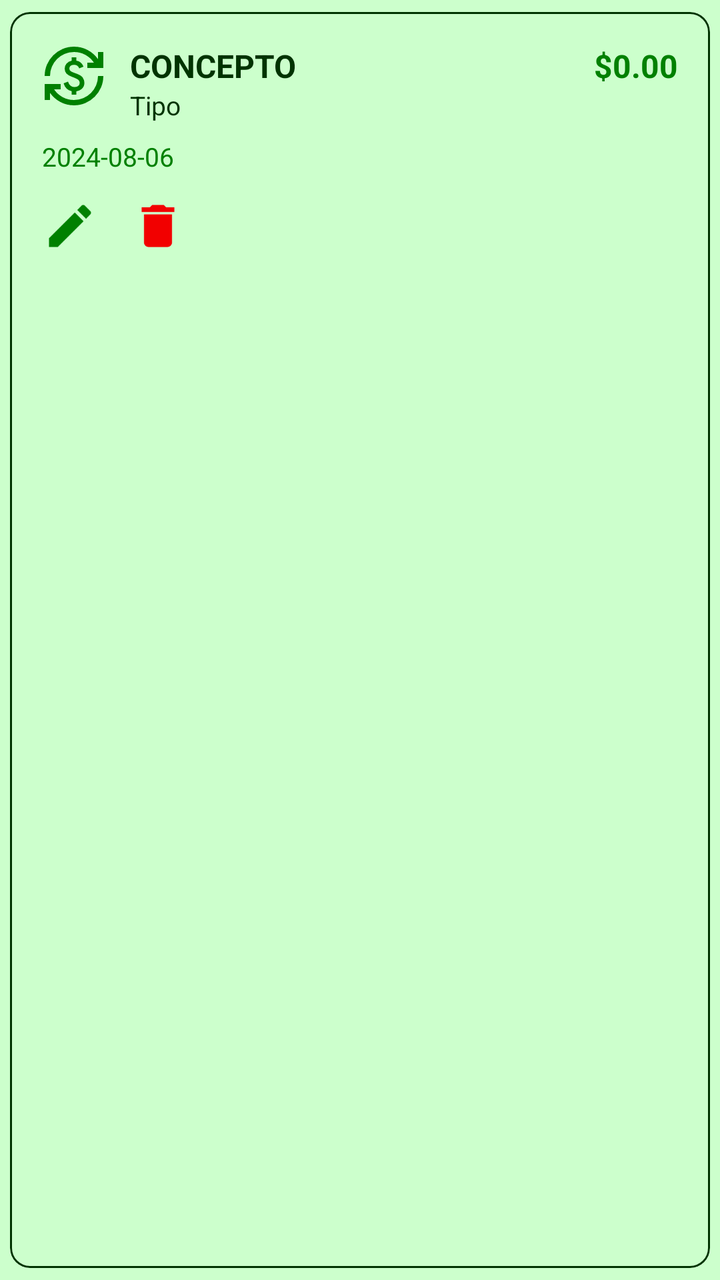
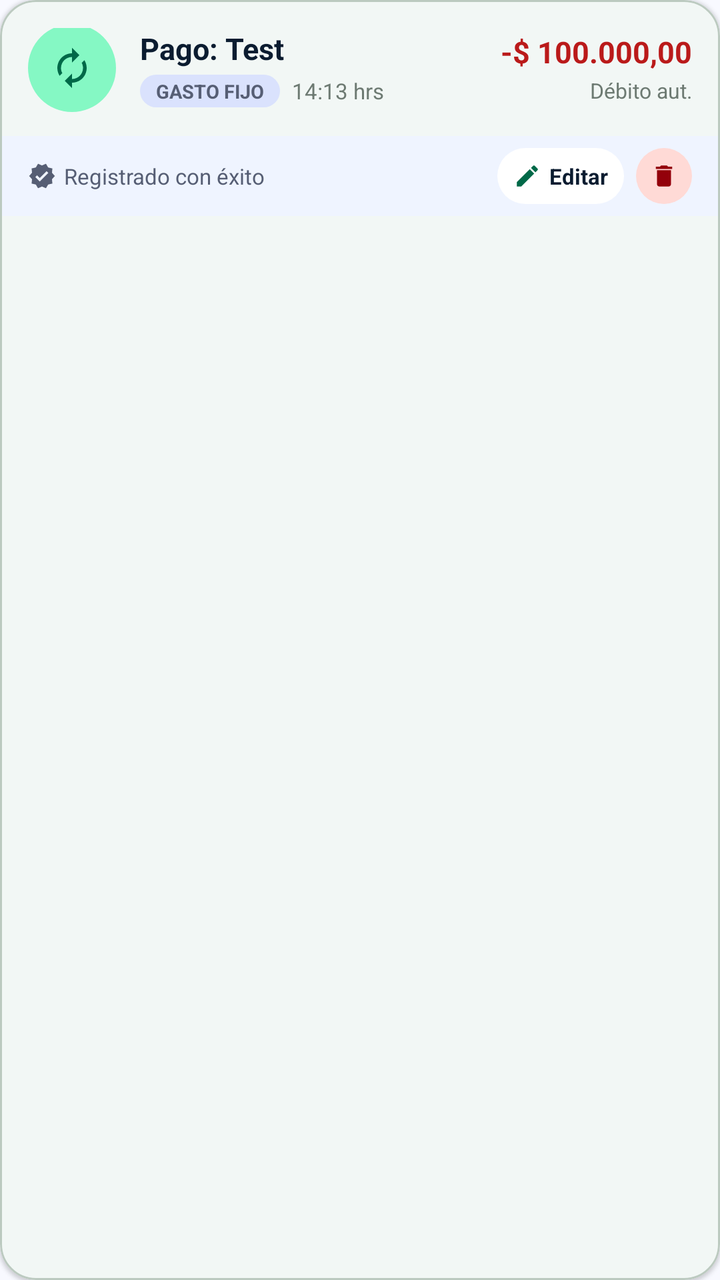

Compare the two renders of this Android layout. The source of the first and the diff that turns it into the second are given below.
<!-- AndroidManifest.xml: application theme Theme.MyLittleFinanControl -->
<!-- res/layout/item_movimiento.xml -->
<?xml version="1.0" encoding="utf-8"?>
<com.google.android.material.card.MaterialCardView
    xmlns:android="http://schemas.android.com/apk/res/android"
    android:layout_width="match_parent"
    android:layout_height="wrap_content"
    xmlns:app="http://schemas.android.com/apk/res-auto"
    app:cardCornerRadius="10dp"
    app:cardElevation="0dp"
    app:cardUseCompatPadding="true"
    app:cardBackgroundColor="?attr/colorSurfaceVariant"
    app:strokeWidth="1dp"
    app:strokeColor="?attr/colorOutline">

    <androidx.appcompat.widget.LinearLayoutCompat
        android:layout_width="match_parent"
        android:layout_height="wrap_content"
        android:orientation="vertical"
        android:padding="16dp">

        <RelativeLayout
            android:layout_width="match_parent"
            android:layout_height="wrap_content">

            <ImageView
                android:id="@+id/iv_icono_movimiento"
                android:layout_width="32dp"
                android:layout_height="32dp"
                android:src="@drawable/ic_movimientos"
                app:tint="?attr/colorPrimary" />

            <LinearLayout
                android:layout_width="wrap_content"
                android:layout_height="wrap_content"
                android:layout_toEndOf="@id/iv_icono_movimiento"
                android:layout_toStartOf="@+id/item_valor"
                android:layout_marginStart="12dp"
                android:orientation="vertical">

                <TextView
                    android:id="@+id/item_descripcion"
                    android:layout_width="wrap_content"
                    android:layout_height="wrap_content"
                    android:text="Concepto"
                    android:textAllCaps="true"
                    android:textSize="16sp"
                    android:textStyle="bold"
                    android:textColor="?attr/colorOnSurface" />

                <TextView
                    android:id="@+id/item_tipo"
                    android:layout_width="wrap_content"
                    android:layout_height="wrap_content"
                    android:text="Tipo"
                    android:textSize="13sp"
                    android:textColor="?attr/colorOnSurface" />

                <TextView
                    android:id="@+id/tv_etiqueta_fijo"
                    android:layout_width="wrap_content"
                    android:layout_height="wrap_content"
                    android:background="@drawable/rounded_corners_background"
                    android:backgroundTint="?attr/colorTertiary"
                    android:paddingHorizontal="6dp"
                    android:paddingVertical="1dp"
                    android:text="FIJO"
                    android:textColor="@android:color/white"
                    android:textSize="10sp"
                    android:textStyle="bold"
                    android:visibility="gone" />
            </LinearLayout>

            <TextView
                android:id="@+id/item_valor"
                android:layout_width="wrap_content"
                android:layout_height="wrap_content"
                android:layout_alignParentEnd="true"
                android:text="$0.00"
                android:textSize="16sp"
                android:textStyle="bold"
                android:textColor="?attr/colorPrimary" />
        </RelativeLayout>

        <TextView
            android:id="@+id/item_fecha"
            android:layout_width="match_parent"
            android:layout_height="wrap_content"
            android:layout_marginTop="8dp"
            android:text="2024-08-06"
            android:textSize="13sp"
            android:textColor="?attr/colorPrimary" />

        <LinearLayout
            android:layout_width="wrap_content"
            android:layout_height="wrap_content"
            android:layout_gravity="start"
            android:layout_marginTop="12dp"
            android:orientation="horizontal">

            <ImageView
                android:id="@+id/ivActualizar"
                android:layout_width="28dp"
                android:layout_height="28dp"
                android:layout_marginEnd="16dp"
                android:src="@drawable/ic_edit"
                app:tint="?attr/colorPrimary" />

            <ImageView
                android:id="@+id/ivEliminarMov"
                android:layout_width="28dp"
                android:layout_height="28dp"
                android:src="@drawable/ic_delete"
                app:tint="?attr/colorError" />
        </LinearLayout>

    </androidx.appcompat.widget.LinearLayoutCompat>

</com.google.android.material.card.MaterialCardView>
<!-- resources referenced by this layout -->
<resources>
  <!-- drawable ic_movimientos (drawable) -->
  <vector xmlns:android="http://schemas.android.com/apk/res/android" android:height="24dp" android:tint="#000000" android:viewportHeight="960" android:viewportWidth="960" android:width="24dp">
        
      <path android:fillColor="@android:color/white" android:pathData="M480,920Q368,920 274,869Q180,818 120,733L120,840L40,840L40,600L280,600L280,680L181,680Q229,752 307.5,796Q386,840 480,840Q555,840 620.5,811.5Q686,783 734.5,734.5Q783,686 811.5,620.5Q840,555 840,480L920,480Q920,571 885.5,651Q851,731 791,791Q731,851 651,885.5Q571,920 480,920ZM444,760L444,708Q397,697 367.5,667.5Q338,638 324,590L390,564Q402,605 427.5,625.5Q453,646 486,646Q519,646 542.5,630.5Q566,615 566,582Q566,553 541.5,535Q517,517 454,494Q395,473 367.5,444Q340,415 340,368Q340,327 368.5,293.5Q397,260 446,250L446,200L516,200L516,250Q552,253 581.5,279Q611,305 622,340L558,366Q550,343 532,327.5Q514,312 482,312Q447,312 428.5,327Q410,342 410,368Q410,394 433,409Q456,424 516,444Q588,470 612,505Q636,540 636,582Q636,611 626,633Q616,655 599.5,670.5Q583,686 561,695.5Q539,705 514,710L514,760L444,760ZM40,480Q40,389 74.5,309Q109,229 169,169Q229,109 309,74.5Q389,40 480,40Q592,40 686,91Q780,142 840,227L840,120L920,120L920,360L680,360L680,280L779,280Q731,208 652.5,164Q574,120 480,120Q405,120 339.5,148.5Q274,177 225.5,225.5Q177,274 148.5,339.5Q120,405 120,480L40,480Z"/>
      
  </vector>
  <!-- drawable rounded_corners_background (drawable) -->
  <?xml version="1.0" encoding="utf-8"?>
  <shape xmlns:android="http://schemas.android.com/apk/res/android"
      android:shape="rectangle">
      <solid android:color="#20F2F2F2"/>
      <corners android:radius="10dp" />
  </shape>
  <style name="Base.Theme.MyLittleFinanControl" parent="Theme.Material3.DayNight.NoActionBar">
  
          
          <item name="colorPrimary">@color/verde_oscuro</item>
          
          <item name="colorOnPrimary">@android:color/white</item>
  
          
          <item name="colorPrimaryContainer">@color/verde_claro</item>
          
          <item name="colorOnPrimaryContainer">@color/verde_negro</item>
  
          
          <item name="colorSecondary">@color/verde</item>
          
          <item name="colorOnSecondary">@color/verde_negro</item>
  
          
          <item name="colorSecondaryContainer">@color/verde_transparente</item>
          <item name="colorOnSecondaryContainer">@color/verde_negro</item>
  
          
          <item name="colorTertiary">@color/verde_blanco_transparente</item>
          <item name="colorOnTertiary">@color/verde_negro</item>
  
          
          <item name="colorOutline">@color/verde_negro</item>
  
          
          <item name="colorOnSurface">@color/verde_negro</item>
  
          
          
          <item name="android:windowBackground">@color/verde_claro</item>
          
          <item name="colorSurface">@color/verde_blanco_transparente</item>
  
          
          <item name="colorError">@color/rojo_alerta</item>
          <item name="colorOnError">@color/rojo_transparente</item>
  
          
          <item name="android:statusBarColor">@android:color/white</item>
          <item name="android:windowLightStatusBar">true</item>
  
          
          <item name="colorSurfaceVariant">@color/verde_transparente</item>
          <item name="colorOnSurfaceVariant">@color/verde_gris</item>
  
          
          <item name="popupMenuBackground">@android:color/white</item>
          <item name="android:popupBackground">@android:color/white</item>
  
          <item name="colorSurfaceContainer">@color/verde_claro</item>
          <item name="colorSurfaceContainerLow">@color/verde_claro</item>
          <item name="colorSurfaceContainerHigh">@color/verde_claro</item>
          <item name="colorSurfaceContainerHighest">@color/verde_claro</item>
      </style>
  <color name="verde_oscuro">#008000</color>
  <color name="verde_claro">#CCFFCC</color>
  <color name="verde_negro">#003300</color>
  <color name="verde">#00C292</color>
  <color name="verde_transparente">#5FCCFFCC</color>
  <color name="verde_blanco_transparente">#D3F6FFF6</color>
  <color name="rojo_alerta">#F20000</color>
  <color name="rojo_transparente">#7BF69F9F</color>
  <color name="verde_gris">#ED003300</color>
  <!-- unchanged entries left out for length: 3 -->
</resources>

<!-- the commit's change to res/layout/item_movimiento.xml (unified diff, before → after) -->
@@ -1,117 +1,218 @@
 <?xml version="1.0" encoding="utf-8"?>
-<com.google.android.material.card.MaterialCardView
-    xmlns:android="http://schemas.android.com/apk/res/android"
+<com.google.android.material.card.MaterialCardView xmlns:android="http://schemas.android.com/apk/res/android"
+    xmlns:app="http://schemas.android.com/apk/res-auto"
     android:layout_width="match_parent"
     android:layout_height="wrap_content"
-    xmlns:app="http://schemas.android.com/apk/res-auto"
-    app:cardCornerRadius="10dp"
-    app:cardElevation="0dp"
-    app:cardUseCompatPadding="true"
-    app:cardBackgroundColor="?attr/colorSurfaceVariant"
-    app:strokeWidth="1dp"
-    app:strokeColor="?attr/colorOutline">
-
-    <androidx.appcompat.widget.LinearLayoutCompat
+    android:layout_marginBottom="10dp"
+    app:cardBackgroundColor="@color/surface_card"
+    app:cardCornerRadius="18dp"
+    app:cardElevation="1dp"
+    app:strokeColor="@color/outline_variant"
+    app:strokeWidth="1dp">
+
+    <LinearLayout
         android:layout_width="match_parent"
         android:layout_height="wrap_content"
-        android:orientation="vertical"
-        android:padding="16dp">
-
+        android:orientation="vertical">
+
+        
         <RelativeLayout
             android:layout_width="match_parent"
-            android:layout_height="wrap_content">
-
-            <ImageView
-                android:id="@+id/iv_icono_movimiento"
-                android:layout_width="32dp"
-                android:layout_height="32dp"
-                android:src="@drawable/ic_movimientos"
-                app:tint="?attr/colorPrimary" />
-
-            <LinearLayout
+            android:layout_height="wrap_content"
+            android:paddingHorizontal="14dp"
+            android:paddingTop="14dp"
+            android:paddingBottom="10dp">
+
+            
+            <FrameLayout
+                android:id="@+id/fl_icono_container"
+                android:layout_width="44dp"
+                android:layout_height="44dp"
+                android:layout_alignParentStart="true"
+                android:layout_centerVertical="true"
+                android:background="@drawable/circle_primary_bg"
+                android:backgroundTint="@color/primary_fixed">
+
+                <ImageView
+                    android:id="@+id/iv_icono_movimiento"
+                    android:layout_width="22dp"
+                    android:layout_height="22dp"
+                    android:layout_gravity="center"
+                    android:src="@drawable/ic_autorenew"
+                    app:tint="@color/primary_emerald" />
+            </FrameLayout>
+
+            
+            <LinearLayout
+                android:layout_width="0dp"
+                android:layout_height="wrap_content"
+                android:layout_centerVertical="true"
+                android:layout_marginHorizontal="12dp"
+                android:layout_toEndOf="@id/fl_icono_container"
+                android:layout_toStartOf="@+id/ll_valor_container"
+                android:orientation="vertical">
+
+                <TextView
+                    android:id="@+id/item_descripcion"
+                    android:layout_width="wrap_content"
+                    android:layout_height="wrap_content"
+                    android:ellipsize="end"
+                    android:maxLines="1"
+                    android:text="Pago: Test"
+                    android:textColor="@color/text_primary"
+                    android:textSize="15sp"
+                    android:textStyle="bold" />
+
+                <LinearLayout
+                    android:layout_width="wrap_content"
+                    android:layout_height="wrap_content"
+                    android:layout_marginTop="3dp"
+                    android:gravity="center_vertical"
+                    android:orientation="horizontal">
+
+                    <TextView
+                        android:id="@+id/item_tipo"
+                        android:layout_width="wrap_content"
+                        android:layout_height="wrap_content"
+                        android:background="@drawable/badge_round_pill"
+                        android:backgroundTint="@color/secondary_container"
+                        android:paddingHorizontal="8dp"
+                        android:paddingVertical="1.5dp"
+                        android:text="GASTO FIJO"
+                        android:textColor="@color/text_secondary"
+                        android:textSize="9.5sp"
+                        android:textStyle="bold" />
+
+                    <TextView
+                        android:id="@+id/item_fecha"
+                        android:layout_width="wrap_content"
+                        android:layout_height="wrap_content"
+                        android:layout_marginStart="6dp"
+                        android:text="14:13 hrs"
+                        android:textColor="@color/text_muted"
+                        android:textSize="11sp" />
+                </LinearLayout>
+            </LinearLayout>
+
+            
+            <LinearLayout
+                android:id="@+id/ll_valor_container"
                 android:layout_width="wrap_content"
                 android:layout_height="wrap_content"
-                android:layout_toEndOf="@id/iv_icono_movimiento"
-                android:layout_toStartOf="@+id/item_valor"
-                android:layout_marginStart="12dp"
+                android:layout_alignParentEnd="true"
+                android:layout_centerVertical="true"
+                android:gravity="end"
                 android:orientation="vertical">
 
                 <TextView
-                    android:id="@+id/item_descripcion"
-                    android:layout_width="wrap_content"
-                    android:layout_height="wrap_content"
-                    android:text="Concepto"
-                    android:textAllCaps="true"
-                    android:textSize="16sp"
-                    android:textStyle="bold"
-                    android:textColor="?attr/colorOnSurface" />
-
-                <TextView
-                    android:id="@+id/item_tipo"
-                    android:layout_width="wrap_content"
-                    android:layout_height="wrap_content"
-                    android:text="Tipo"
-                    android:textSize="13sp"
-                    android:textColor="?attr/colorOnSurface" />
-
-                <TextView
-                    android:id="@+id/tv_etiqueta_fijo"
-                    android:layout_width="wrap_content"
-                    android:layout_height="wrap_content"
-                    android:background="@drawable/rounded_corners_background"
-                    android:backgroundTint="?attr/colorTertiary"
-                    android:paddingHorizontal="6dp"
-                    android:paddingVertical="1dp"
-                    android:text="FIJO"
-                    android:textColor="@android:color/white"
-                    android:textSize="10sp"
-                    android:textStyle="bold"
-                    android:visibility="gone" />
-            </LinearLayout>
-
-            <TextView
-                android:id="@+id/item_valor"
-                android:layout_width="wrap_content"
-                android:layout_height="wrap_content"
-                android:layout_alignParentEnd="true"
-                android:text="$0.00"
-                android:textSize="16sp"
-                android:textStyle="bold"
-                android:textColor="?attr/colorPrimary" />
+                    android:id="@+id/item_valor"
+                    android:layout_width="wrap_content"
+                    android:layout_height="wrap_content"
+                    android:text="-$ 100.000,00"
+                    android:textColor="@color/expense_red"
+                    android:textSize="15sp"
+                    android:textStyle="bold" />
+
+                <TextView
+                    android:id="@+id/tv_metodo_pago_sub"
+                    android:layout_width="wrap_content"
+                    android:layout_height="wrap_content"
+                    android:layout_marginTop="2dp"
+                    android:text="Débito aut."
+                    android:textColor="@color/text_muted"
+                    android:textSize="10.5sp" />
+            </LinearLayout>
         </RelativeLayout>
 
-        <TextView
-            android:id="@+id/item_fecha"
+        
+        <RelativeLayout
             android:layout_width="match_parent"
             android:layout_height="wrap_content"
-            android:layout_marginTop="8dp"
-            android:text="2024-08-06"
-            android:textSize="13sp"
-            android:textColor="?attr/colorPrimary" />
-
-        <LinearLayout
-            android:layout_width="wrap_content"
-            android:layout_height="wrap_content"
-            android:layout_gravity="start"
-            android:layout_marginTop="12dp"
-            android:orientation="horizontal">
-
-            <ImageView
-                android:id="@+id/ivActualizar"
-                android:layout_width="28dp"
-                android:layout_height="28dp"
-                android:layout_marginEnd="16dp"
-                android:src="@drawable/ic_edit"
-                app:tint="?attr/colorPrimary" />
-
-            <ImageView
-                android:id="@+id/ivEliminarMov"
-                android:layout_width="28dp"
-                android:layout_height="28dp"
-                android:src="@drawable/ic_delete"
-                app:tint="?attr/colorError" />
-        </LinearLayout>
-
-    </androidx.appcompat.widget.LinearLayoutCompat>
+            android:background="@color/surface_container_low"
+            android:paddingHorizontal="14dp"
+            android:paddingVertical="6dp">
+
+            <LinearLayout
+                android:layout_width="wrap_content"
+                android:layout_height="wrap_content"
+                android:layout_alignParentStart="true"
+                android:layout_centerVertical="true"
+                android:gravity="center_vertical"
+                android:orientation="horizontal">
+
+                <ImageView
+                    android:layout_width="14dp"
+                    android:layout_height="14dp"
+                    android:src="@drawable/ic_verified"
+                    app:tint="@color/text_secondary" />
+
+                <TextView
+                    android:layout_width="wrap_content"
+                    android:layout_height="wrap_content"
+                    android:layout_marginStart="4dp"
+                    android:text="Registrado con éxito"
+                    android:textColor="@color/text_secondary"
+                    android:textSize="11sp" />
+            </LinearLayout>
+
+            <LinearLayout
+                android:layout_width="wrap_content"
+                android:layout_height="wrap_content"
+                android:layout_alignParentEnd="true"
+                android:layout_centerVertical="true"
+                android:gravity="center_vertical"
+                android:orientation="horizontal">
+
+                
+                <LinearLayout
+                    android:id="@+id/ivActualizar"
+                    android:layout_width="wrap_content"
+                    android:layout_height="28dp"
+                    android:background="@drawable/badge_round_pill"
+                    android:backgroundTint="@color/surface_card"
+                    android:clickable="true"
+                    android:focusable="true"
+                    android:gravity="center_vertical"
+                    android:orientation="horizontal"
+                    android:paddingHorizontal="8dp">
+
+                    <ImageView
+                        android:layout_width="14dp"
+                        android:layout_height="14dp"
+                        android:src="@drawable/ic_edit"
+                        app:tint="@color/primary_emerald" />
+
+                    <TextView
+                        android:layout_width="wrap_content"
+                        android:layout_height="wrap_content"
+                        android:layout_marginStart="4dp"
+                        android:text="Editar"
+                        android:textColor="@color/text_primary"
+                        android:textSize="11sp"
+                        android:textStyle="bold" />
+                </LinearLayout>
+
+                
+                <FrameLayout
+                    android:id="@+id/ivEliminarMov"
+                    android:layout_width="28dp"
+                    android:layout_height="28dp"
+                    android:layout_marginStart="6dp"
+                    android:background="@drawable/badge_round_pill"
+                    android:backgroundTint="@color/expense_red_bg"
+                    android:clickable="true"
+                    android:focusable="true">
+
+                    <ImageView
+                        android:layout_width="14dp"
+                        android:layout_height="14dp"
+                        android:layout_gravity="center"
+                        android:src="@drawable/ic_delete"
+                        app:tint="@color/on_expense_red" />
+                </FrameLayout>
+            </LinearLayout>
+        </RelativeLayout>
+
+    </LinearLayout>
 
 </com.google.android.material.card.MaterialCardView>
<!-- resource entries referenced after the edit -->
@@ -1,85 +1,109 @@
 <!-- resources referenced by this layout -->
 <resources>
-  <!-- drawable ic_movimientos (drawable) -->
-  <vector xmlns:android="http://schemas.android.com/apk/res/android" android:height="24dp" android:tint="#000000" android:viewportHeight="960" android:viewportWidth="960" android:width="24dp">
-        
-      <path android:fillColor="@android:color/white" android:pathData="M480,920Q368,920 274,869Q180,818 120,733L120,840L40,840L40,600L280,600L280,680L181,680Q229,752 307.5,796Q386,840 480,840Q555,840 620.5,811.5Q686,783 734.5,734.5Q783,686 811.5,620.5Q840,555 840,480L920,480Q920,571 885.5,651Q851,731 791,791Q731,851 651,885.5Q571,920 480,920ZM444,760L444,708Q397,697 367.5,667.5Q338,638 324,590L390,564Q402,605 427.5,625.5Q453,646 486,646Q519,646 542.5,630.5Q566,615 566,582Q566,553 541.5,535Q517,517 454,494Q395,473 367.5,444Q340,415 340,368Q340,327 368.5,293.5Q397,260 446,250L446,200L516,200L516,250Q552,253 581.5,279Q611,305 622,340L558,366Q550,343 532,327.5Q514,312 482,312Q447,312 428.5,327Q410,342 410,368Q410,394 433,409Q456,424 516,444Q588,470 612,505Q636,540 636,582Q636,611 626,633Q616,655 599.5,670.5Q583,686 561,695.5Q539,705 514,710L514,760L444,760ZM40,480Q40,389 74.5,309Q109,229 169,169Q229,109 309,74.5Q389,40 480,40Q592,40 686,91Q780,142 840,227L840,120L920,120L920,360L680,360L680,280L779,280Q731,208 652.5,164Q574,120 480,120Q405,120 339.5,148.5Q274,177 225.5,225.5Q177,274 148.5,339.5Q120,405 120,480L40,480Z"/>
-      
-  </vector>
-  <!-- drawable rounded_corners_background (drawable) -->
+  <color name="expense_red">#BA1A1A</color>
+  <color name="expense_red_bg">#FFDAD6</color>
+  <color name="on_expense_red">#93000A</color>
+  <color name="outline_variant">#BCCAC0</color>
+  <color name="primary_emerald">#006948</color>
+  <color name="primary_fixed">#85F8C4</color>
+  <color name="secondary_container">#DAE2FD</color>
+  <color name="surface_card">#FFFFFF</color>
+  <color name="surface_container_low">#EFF4FF</color>
+  <color name="text_muted">#6D7A72</color>
+  <color name="text_primary">#0B1C30</color>
+  <color name="text_secondary">#565E74</color>
+  <!-- drawable badge_round_pill (drawable) -->
   <?xml version="1.0" encoding="utf-8"?>
   <shape xmlns:android="http://schemas.android.com/apk/res/android"
       android:shape="rectangle">
-      <solid android:color="#20F2F2F2"/>
-      <corners android:radius="10dp" />
+      <solid android:color="@color/primary_fixed" />
+      <corners android:radius="999dp" />
   </shape>
+  <!-- drawable circle_primary_bg (drawable) -->
+  <?xml version="1.0" encoding="utf-8"?>
+  <shape xmlns:android="http://schemas.android.com/apk/res/android"
+      android:shape="oval">
+      <solid android:color="?attr/colorPrimary" />
+  </shape>
+  <!-- drawable ic_autorenew (drawable) -->
+  <vector xmlns:android="http://schemas.android.com/apk/res/android"
+      android:width="24dp"
+      android:height="24dp"
+      android:viewportWidth="24"
+      android:viewportHeight="24">
+      <path
+          android:fillColor="@android:color/white"
+          android:pathData="M12,6v3l4,-4 -4,-4v3c-4.42,0 -8,3.58 -8,8 0,1.57 0.46,3.03 1.24,4.26L6.7,14.8c-0.45,-0.83 -0.7,-1.79 -0.7,-2.8 0,-3.31 2.69,-6 6,-6zM18.76,7.74L17.3,9.2c0.44,0.84 0.7,1.79 0.7,2.8 0,3.31 -2.69,6 -6,6v-3l-4,4 4,4v-3c4.42,0 8,-3.58 8,-8 0,-1.57 -0.46,-3.03 -1.24,-4.26z"/>
+  </vector>
+  <!-- drawable ic_verified (drawable) -->
+  <vector xmlns:android="http://schemas.android.com/apk/res/android"
+      android:width="24dp"
+      android:height="24dp"
+      android:viewportWidth="24"
+      android:viewportHeight="24">
+    <path
+        android:fillColor="@android:color/white"
+        android:pathData="M23,12l-2.44,-2.79 0.34,-3.69 -3.61,-0.82 -1.89,-3.2L12,2.96 8.6,1.5 6.71,4.69 3.1,5.5 3.44,9.2 1,12l2.44,2.79 -0.34,3.7 3.61,0.82L8.6,22.5l3.4,-1.47 3.4,1.46 1.89,-3.19 3.61,-0.82 -0.34,-3.69L23,12zm-12.91,4.72l-3.8,-3.81 1.48,-1.48 2.32,2.33 5.85,-5.87 1.48,1.48 -7.33,7.35z"/>
+  </vector>
   <style name="Base.Theme.MyLittleFinanControl" parent="Theme.Material3.DayNight.NoActionBar">
   
           
-          <item name="colorPrimary">@color/verde_oscuro</item>
-          
+          <item name="colorPrimary">@color/primary_emerald</item>
           <item name="colorOnPrimary">@android:color/white</item>
   
           
-          <item name="colorPrimaryContainer">@color/verde_claro</item>
-          
-          <item name="colorOnPrimaryContainer">@color/verde_negro</item>
+          <item name="colorPrimaryContainer">@color/surface_container_low</item>
+          <item name="colorOnPrimaryContainer">@color/primary_emerald</item>
   
           
-          <item name="colorSecondary">@color/verde</item>
-          
-          <item name="colorOnSecondary">@color/verde_negro</item>
+          <item name="colorSecondary">@color/text_secondary</item>
+          <item name="colorOnSecondary">@android:color/white</item>
+  
+          <item name="colorSecondaryContainer">@color/secondary_container</item>
+          <item name="colorOnSecondaryContainer">@color/on_secondary_container</item>
   
           
-          <item name="colorSecondaryContainer">@color/verde_transparente</item>
-          <item name="colorOnSecondaryContainer">@color/verde_negro</item>
+          <item name="colorTertiary">@color/income_green_bg</item>
+          <item name="colorOnTertiary">@color/badge_paid_text</item>
   
           
-          <item name="colorTertiary">@color/verde_blanco_transparente</item>
-          <item name="colorOnTertiary">@color/verde_negro</item>
+          <item name="colorOutline">@color/border_subtle</item>
   
           
-          <item name="colorOutline">@color/verde_negro</item>
+          <item name="android:windowBackground">@color/surface_bg</item>
+          <item name="colorSurface">@color/surface_card</item>
+          <item name="colorSurfaceVariant">@color/surface_variant</item>
+          <item name="colorOnSurface">@color/text_primary</item>
+          <item name="colorOnSurfaceVariant">@color/text_secondary</item>
   
           
-          <item name="colorOnSurface">@color/verde_negro</item>
+          <item name="colorError">@color/expense_red</item>
+          <item name="colorErrorContainer">@color/expense_red_bg</item>
+          <item name="colorOnError">@android:color/white</item>
+          <item name="colorOnErrorContainer">@color/on_expense_red</item>
   
           
-          
-          <item name="android:windowBackground">@color/verde_claro</item>
-          
-          <item name="colorSurface">@color/verde_blanco_transparente</item>
-  
-          
-          <item name="colorError">@color/rojo_alerta</item>
-          <item name="colorOnError">@color/rojo_transparente</item>
-  
-          
-          <item name="android:statusBarColor">@android:color/white</item>
+          <item name="android:statusBarColor">@color/surface_bg</item>
           <item name="android:windowLightStatusBar">true</item>
   
           
-          <item name="colorSurfaceVariant">@color/verde_transparente</item>
-          <item name="colorOnSurfaceVariant">@color/verde_gris</item>
+          <item name="popupMenuBackground">@color/surface_card</item>
+          <item name="android:popupBackground">@color/surface_card</item>
   
-          
-          <item name="popupMenuBackground">@android:color/white</item>
-          <item name="android:popupBackground">@android:color/white</item>
-  
-          <item name="colorSurfaceContainer">@color/verde_claro</item>
-          <item name="colorSurfaceContainerLow">@color/verde_claro</item>
-          <item name="colorSurfaceContainerHigh">@color/verde_claro</item>
-          <item name="colorSurfaceContainerHighest">@color/verde_claro</item>
+          <item name="colorSurfaceContainer">@color/surface_container</item>
+          <item name="colorSurfaceContainerLow">@color/surface_container_low</item>
+          <item name="colorSurfaceContainerHigh">@color/surface_container_high</item>
+          <item name="colorSurfaceContainerHighest">@color/surface_container_highest</item>
       </style>
-  <color name="verde_oscuro">#008000</color>
-  <color name="verde_claro">#CCFFCC</color>
-  <color name="verde_negro">#003300</color>
-  <color name="verde">#00C292</color>
-  <color name="verde_transparente">#5FCCFFCC</color>
-  <color name="verde_blanco_transparente">#D3F6FFF6</color>
-  <color name="rojo_alerta">#F20000</color>
-  <color name="rojo_transparente">#7BF69F9F</color>
-  <color name="verde_gris">#ED003300</color>
+  <color name="on_secondary_container">#5C647A</color>
+  <color name="income_green_bg">#85F8C4</color>
+  <color name="badge_paid_text">#002114</color>
+  <color name="border_subtle">#BCCAC0</color>
+  <color name="surface_bg">#F8F9FF</color>
+  <color name="surface_variant">#D3E4FE</color>
+  <color name="surface_container">#E5EEFF</color>
+  <color name="surface_container_high">#DCE9FF</color>
+  <color name="surface_container_highest">#D3E4FE</color>
   <!-- unchanged entries left out for length: 3 -->
 </resources>
 
